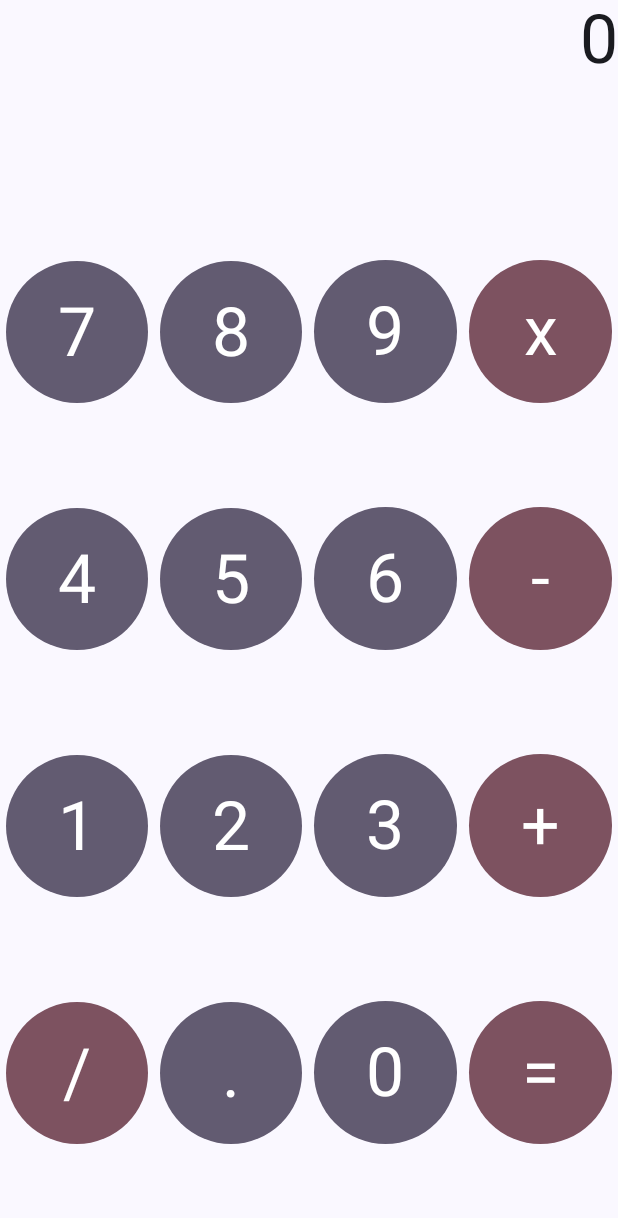
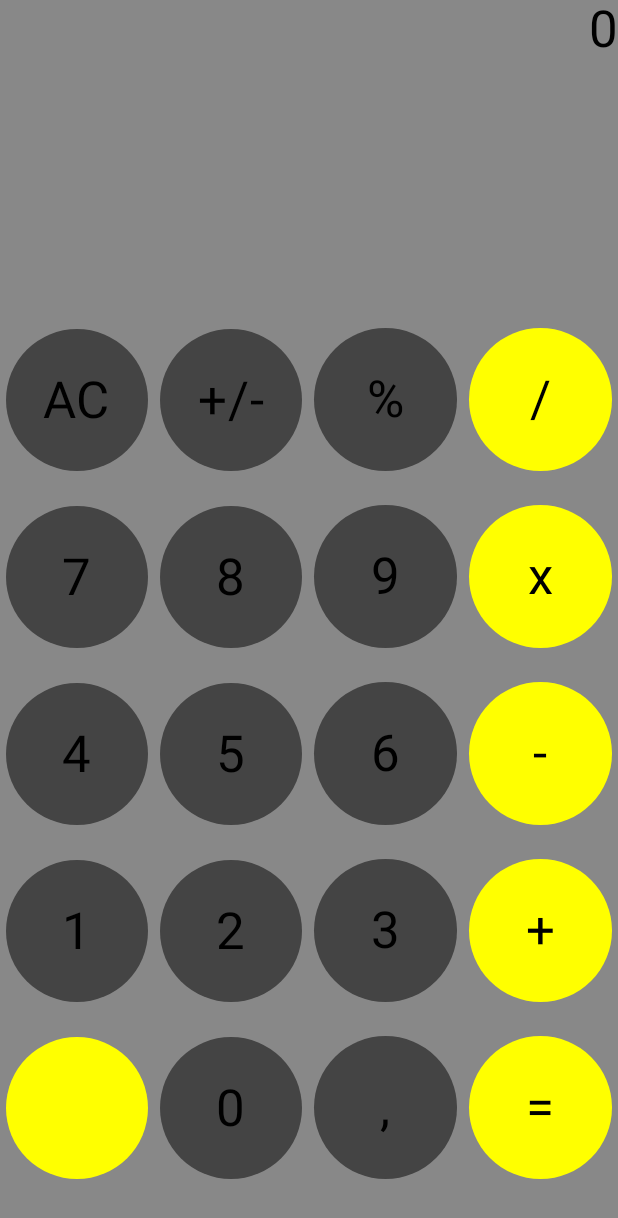
Before and after one commit to Gonki04/Mobile-App, an Android app built with Jetpack Compose: the screen it shows after launch (MainActivity), on a phone screen of 412 x 824 dp. Shown: the top 1218 px of the screen. Run offline under Robolectric (Android 15) with nearby library versions, the phone set to English and light mode, and no system bars.

Commit message:
Some Updates

```diff
--- a/Calculator/app/src/main/java/com/example/calculator/CalculatorScreen.kt
+++ b/Calculator/app/src/main/java/com/example/calculator/CalculatorScreen.kt
@@ -1,5 +1,6 @@
 package com.example.calculator
 
+import androidx.compose.foundation.background
 import androidx.compose.foundation.layout.Column
 import androidx.compose.foundation.layout.Row
 import androidx.compose.foundation.layout.aspectRatio
@@ -32,18 +33,36 @@ fun CalculatorApp(modifier: Modifier = Modifier) {
             displayText += num
         }
     }
-    Column(modifier = modifier)
-        {
+    val onACPressed: (String) -> Unit = {
+        displayText = "0"
+    }
+    Column(modifier = modifier.background(Color.Gray))
+    {
         Text(
             modifier = Modifier
                 .fillMaxSize()
-                .weight(1f),
+                .weight(1f)
+                .background(Color.Gray),
             text = displayText,
             style = MaterialTheme.typography.bodyLarge,
             textAlign = TextAlign.Right)
         Row(
             modifier = Modifier
-                .weight(1f)
+                .weight(0.5f)
+                .aspectRatio(4f)
+        ) {
+            CalcButton(modifier = Modifier.weight(1f), label = "AC", onClick = onACPressed)
+            CalcButton(modifier = Modifier.weight(1f), label = "+/-", onClick =  onNumPressed )
+            CalcButton(modifier = Modifier.weight(1f), label = "%", onClick =  onNumPressed )
+            CalcButton(
+                modifier = Modifier.weight(1f),
+                label = "/",
+                isOperation = true,
+                onClick = {})
+        }
+        Row(
+            modifier = Modifier
+                .weight(0.5f)
                 .aspectRatio(4f)
         ) {
             CalcButton(modifier = Modifier.weight(1f), label = "7", onClick = onNumPressed)
@@ -57,7 +76,7 @@ fun CalculatorApp(modifier: Modifier = Modifier) {
         }
         Row(
             modifier = Modifier
-                .weight(1f)
+                .weight(0.5f)
                 .aspectRatio(4f)
         ) {
             CalcButton(modifier = Modifier.weight(1f), label = "4", onClick =  onNumPressed )
@@ -71,7 +90,7 @@ fun CalculatorApp(modifier: Modifier = Modifier) {
         }
         Row(
             modifier = Modifier
-                .weight(1f)
+                .weight(0.5f)
                 .aspectRatio(4f)
         ) {
             CalcButton(modifier = Modifier.weight(1f), label = "1", onClick =  onNumPressed)
@@ -85,12 +104,12 @@ fun CalculatorApp(modifier: Modifier = Modifier) {
         }
         Row(
             modifier = Modifier
-                .weight(1f)
+                .weight(0.5f)
                 .aspectRatio(4f)
         ) {
-            CalcButton(modifier = Modifier.weight(1f), label = "/", isOperation = true, onClick = {})
-            CalcButton(modifier = Modifier.weight(1f), label = ".", onClick =  onNumPressed )
+            CalcButton(modifier = Modifier.weight(1f), label = "", isOperation = true, onClick = {})
             CalcButton(modifier = Modifier.weight(1f), label = "0", onClick =  onNumPressed )
+            CalcButton(modifier = Modifier.weight(1f), label = ",", onClick =  onNumPressed )
             CalcButton(
                 modifier = Modifier.weight(1f),
                 label = "=",
@@ -100,6 +119,11 @@ fun CalculatorApp(modifier: Modifier = Modifier) {
     }
 }
 
+@Composable
+fun AddButton(modifier: Modifier = Modifier) {
+
+}
+
 @Preview(showBackground = true)
 @Composable
 fun CalcScreenPreview() {
--- a/Calculator/app/src/main/java/com/example/calculator/ui/theme/Components/CalcButton.kt
+++ b/Calculator/app/src/main/java/com/example/calculator/ui/theme/Components/CalcButton.kt
@@ -35,9 +35,9 @@ fun CalcButton(
             .aspectRatio(1f)
             .padding(4.dp),
         colors = if (isOperation)
-            ButtonDefaults.run { buttonColors(Pink40) }
+            ButtonDefaults.run { buttonColors(Color.Yellow) }
         else
-            ButtonDefaults.run { buttonColors(PurpleGrey40) },
+            ButtonDefaults.run { buttonColors(Color.DarkGray) },
         onClick = {
             onClick(label)
         }) {
--- a/Calculator/app/src/main/java/com/example/calculator/ui/theme/Type.kt
+++ b/Calculator/app/src/main/java/com/example/calculator/ui/theme/Type.kt
@@ -1,6 +1,7 @@
 package com.example.calculator.ui.theme
 
 import androidx.compose.material3.Typography
+import androidx.compose.ui.graphics.Color
 import androidx.compose.ui.text.TextStyle
 import androidx.compose.ui.text.font.FontFamily
 import androidx.compose.ui.text.font.FontWeight
@@ -11,9 +12,10 @@ val Typography = Typography(
     bodyLarge = TextStyle(
         fontFamily = FontFamily.Default,
         fontWeight = FontWeight.Normal,
-        fontSize = 45.sp,
+        fontSize = 34.sp,
         lineHeight = 24.sp,
-        letterSpacing = 0.5.sp
+        letterSpacing = 0.5.sp,
+        color = Color.Black
     )
     /* Other default text styles to override
     titleLarge = TextStyle(
```
